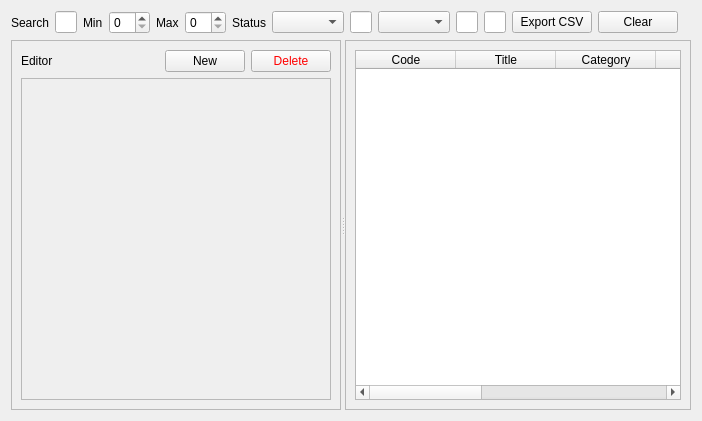
The window that client/riskapp_client/ui_v2/forms/scored_entities_tab.ui (Tomas-Skurla/risk-opportunity-manager) describes before a commit, drawn with Qt 5.
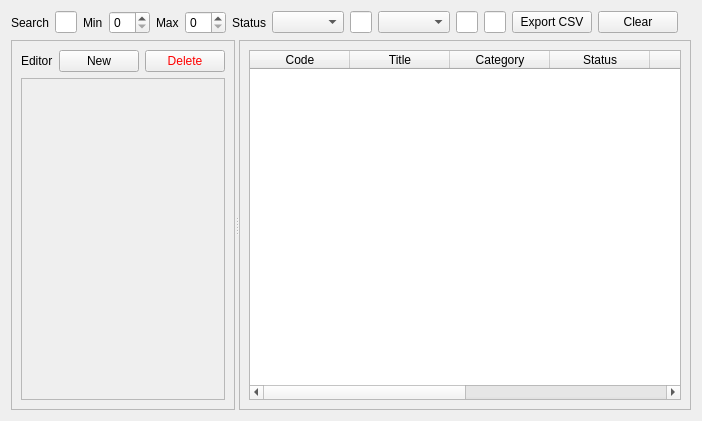
The same window after the commit. Custom widgets are drawn as their Qt base class.

What changed in the file:
```diff
--- a/client/riskapp_client/ui_v2/forms/scored_entities_tab.ui
+++ b/client/riskapp_client/ui_v2/forms/scored_entities_tab.ui
@@ -110,6 +110,12 @@
       <enum>Qt::Orientation::Horizontal</enum>
      </property>
      <widget class="QFrame" name="editor_card">
+      <property name="sizePolicy">
+       <sizepolicy hsizetype="Preferred" vsizetype="Preferred">
+        <horstretch>1</horstretch>
+        <verstretch>0</verstretch>
+       </sizepolicy>
+      </property>
       <property name="frameShape">
        <enum>QFrame::Shape::StyledPanel</enum>
       </property>
@@ -168,7 +174,7 @@
            <rect>
             <x>0</x>
             <y>0</y>
-            <width>212</width>
+            <width>266</width>
             <height>341</height>
            </rect>
           </property>
@@ -178,6 +184,12 @@
       </layout>
      </widget>
      <widget class="QFrame" name="table_card">
+      <property name="sizePolicy">
+       <sizepolicy hsizetype="Preferred" vsizetype="Preferred">
+        <horstretch>2</horstretch>
+        <verstretch>0</verstretch>
+       </sizepolicy>
+      </property>
       <property name="frameShape">
        <enum>QFrame::Shape::StyledPanel</enum>
       </property>
```
Left out of the diff: 3 changed lines with no effect on the pictures.
